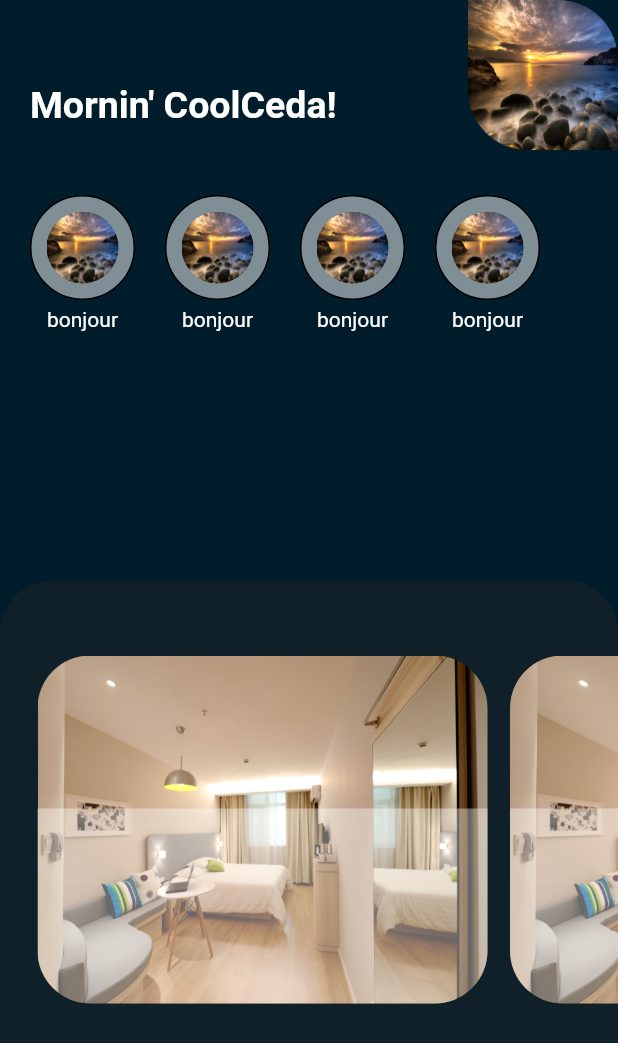
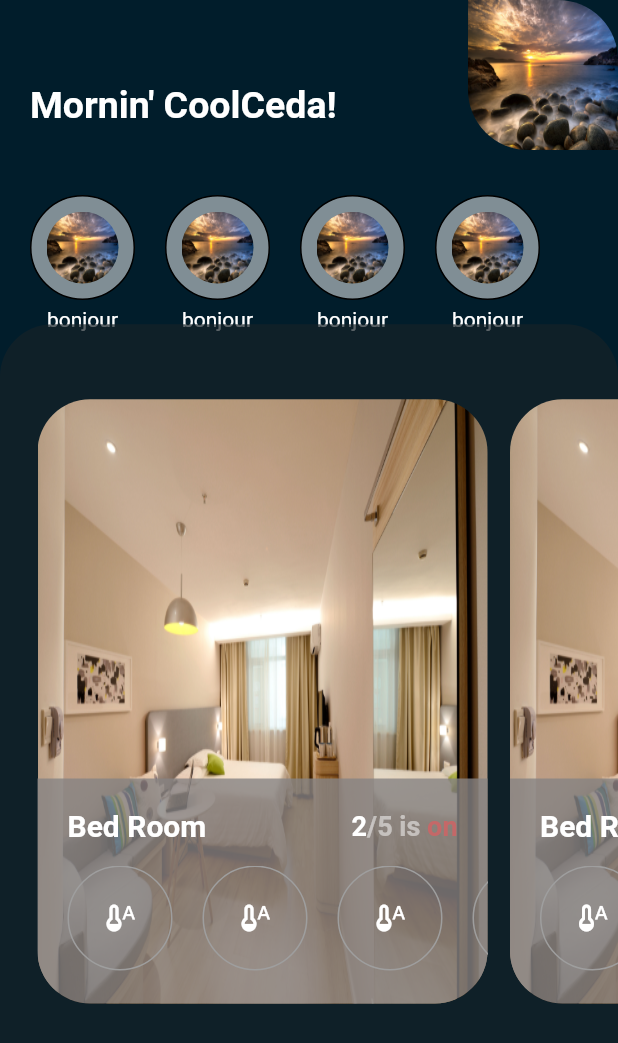
Before and after one commit to kananeced/electonic-device, a Flutter app: the screen it shows after launch, on a phone screen of 412 x 824 dp. Shown: the top 1043 px of the screen. Run offline on Flutter 3.47's test engine with Material 2 defaults, Android fonts, the phone set to English and light mode, and no system bars.

Commit message:
mise a jour page home

```diff
--- a/lib/Sreens/home/home.dart
+++ b/lib/Sreens/home/home.dart
@@ -1,5 +1,3 @@
-import 'dart:developer';
-
 import 'package:flutter/material.dart';
 import 'package:hi_smart_home/Sreens/widget/Devices.dart';
 import 'package:hi_smart_home/Sreens/widget/utility.dart';
@@ -15,6 +13,196 @@ class Home extends StatefulWidget {
 class _HomeState extends State<Home> {
   Map<int, bool> isSelecteditem = {};
   bool isSelected = false;
+
+  @override
+  Widget build(BuildContext context) {
+    List<Equipement> equipement = [
+      Equipement(icon: Icons.thermostat_auto),
+      Equipement(icon: Icons.thermostat_auto),
+      Equipement(icon: Icons.thermostat_auto),
+      Equipement(icon: Icons.thermostat_auto),
+    ];
+    return Scaffold(
+      body: Column(
+        children: [
+          const Expanded(child: ListItem()),
+          Container(
+            width: MediaQuery.of(context).size.width,
+            height: MediaQuery.of(context).size.height / 1.8,
+            decoration: BoxDecoration(
+              borderRadius: const BorderRadius.only(
+                topLeft: Radius.circular(35),
+                topRight: Radius.circular(35),
+              ),
+              color: const Color.fromARGB(255, 21, 33, 39).withOpacity(0.7),
+            ),
+            child: SingleChildScrollView(
+              scrollDirection: Axis.horizontal,
+              child: Padding(
+                padding: const EdgeInsets.only(top: 50, left: 25, bottom: 5),
+                child: Row(
+                  children: List.generate(
+                      5,
+                      (index) =>
+                          Stack(alignment: Alignment.bottomCenter, children: [
+                            Container(
+                              margin: const EdgeInsets.only(
+                                right: 15,
+                              ),
+                              width: 300,
+                              decoration: BoxDecoration(
+                                image: const DecorationImage(
+                                    image:
+                                        AssetImage('assets/logo/pallais.jpg'),
+                                    fit: BoxFit.fill),
+                                borderRadius: BorderRadius.circular(35),
+                              ),
+                            ),
+                            Container(
+                              margin: const EdgeInsets.only(
+                                right: 15,
+                              ),
+                              height: 150,
+                              width: 300,
+                              decoration: BoxDecoration(
+                                borderRadius: const BorderRadius.only(
+                                  bottomLeft: Radius.circular(35),
+                                  bottomRight: Radius.circular(35),
+                                ),
+                                color: const Color.fromARGB(255, 134, 131, 131)
+                                    .withOpacity(0.8),
+                              ),
+                              child: Column(
+                                children: [
+                                  Padding(
+                                    padding: const EdgeInsets.only(
+                                        top: 20,
+                                        left: 20,
+                                        right: 20,
+                                        bottom: 15),
+                                    child: Row(
+                                      children: [
+                                        const Expanded(
+                                            child: Text(
+                                          'Bed Room',
+                                          style: TextStyle(
+                                            color: Colors.white,
+                                            fontWeight: FontWeight.bold,
+                                            fontSize: 20,
+                                          ),
+                                        )),
+                                        Text.rich(
+                                          TextSpan(
+                                              text: '2',
+                                              style: const TextStyle(
+                                                color: Colors.white,
+                                                fontWeight: FontWeight.bold,
+                                                fontSize: 18,
+                                              ),
+                                              children: [
+                                                TextSpan(
+                                                  text: '/5 is',
+                                                  style: TextStyle(
+                                                    color: Colors.white
+                                                        .withOpacity(0.5),
+                                                    fontSize: 18,
+                                                  ),
+                                                ),
+                                                const TextSpan(
+                                                  text: ' on',
+                                                  style: TextStyle(
+                                                    color: Color.fromARGB(
+                                                        255, 196, 104, 104),
+                                                    fontWeight: FontWeight.bold,
+                                                    fontSize: 18,
+                                                  ),
+                                                )
+                                              ]),
+                                        )
+                                      ],
+                                    ),
+                                  ),
+                                  Expanded(
+                                    child: ListView.builder(
+                                        itemCount: equipement.length,
+                                        scrollDirection: Axis.horizontal,
+                                        itemBuilder: (context, index) {
+                                          return Padding(
+                                            padding: const EdgeInsets.only(
+                                              left: 20,
+                                            ),
+                                            child: Column(
+                                              crossAxisAlignment:
+                                                  CrossAxisAlignment.center,
+                                              children: [
+                                                Padding(
+                                                  padding:
+                                                      const EdgeInsets.only(
+                                                    bottom: 5,
+                                                  ),
+                                                  child: Container(
+                                                    width: 70,
+                                                    height: 70,
+                                                    decoration: BoxDecoration(
+                                                        border: Border.all(
+                                                            color: Colors.grey),
+                                                        shape: BoxShape.circle,
+                                                        color: equipement[index]
+                                                                .selected
+                                                            ? Colors.white
+                                                            : null),
+                                                    child: IconButton(
+                                                      icon: Icon(
+                                                        equipement[index].icon,
+                                                        color: Colors.white,
+                                                      ),
+                                                      onPressed: () {
+                                                        setState(() {
+                                                          equipement[index]
+                                                                  .selected =
+                                                              !equipement[index]
+                                                                  .selected;
+
+                                                          //log(presentDevice[index].selected.toString());
+                                                        });
+                                                      },
+                                                    ),
+                                                  ),
+                                                ),
+                                              ],
+                                            ),
+                                          );
+                                        }),
+                                  ),
+                                ],
+                              ),
+                            )
+                          ])),
+                ),
+              ),
+            ),
+          ),
+          Container(
+            width: MediaQuery.of(context).size.width,
+            height: 150,
+            decoration: BoxDecoration(
+              color: const Color.fromARGB(255, 21, 33, 39).withOpacity(0.7),
+            ),
+          ),
+        ],
+      ),
+    );
+  }
+}
+
+class ListItem extends StatefulWidget {
+  const ListItem({super.key});
+
+  @override
+  State<ListItem> createState() => _ListItemState();
+}
+
+class _ListItemState extends State<ListItem> {
   List<Device> presentDevice = [
     Device(name: 'bonjour', image: 'assets/logo/crepiscule.jpg'),
     Device(name: 'bonjour', image: 'assets/logo/crepiscule.jpg'),
@@ -24,12 +212,7 @@ class _HomeState extends State<Home> {
 
   @override
   Widget build(BuildContext context) {
-    return Scaffold(
-      body: Container(
-        decoration: const BoxDecoration(
-          color: Color.fromARGB(255, 1, 29, 43),
-        ),
-        child: Column(
+    return Column(
       children: [
         Row(
           children: [
@@ -123,89 +306,7 @@ class _HomeState extends State<Home> {
                 );
               }),
         ),
-            Expanded(
-              child: Container(
-                width: MediaQuery.of(context).size.width,
-                decoration: BoxDecoration(
-                  borderRadius: const BorderRadius.only(
-                    topLeft: Radius.circular(35),
-                    topRight: Radius.circular(35),
-                  ),
-                  color: const Color.fromARGB(255, 21, 33, 39).withOpacity(0.7),
-                ),
-                child: SingleChildScrollView(
-                  scrollDirection: Axis.horizontal,
-                  child: Padding(
-                    padding:
-                        const EdgeInsets.only(top: 50, left: 25, bottom: 5),
-                    child: Row(
-                      children: List.generate(
-                          5,
-                          (index) => Stack(
-                                  alignment: Alignment.bottomCenter,
-                                  children: [
-                                    Container(
-                                      margin: const EdgeInsets.only(
-                                        right: 15,
-                                      ),
-                                      width: 300,
-                                      decoration: BoxDecoration(
-                                        image: const DecorationImage(
-                                            image: AssetImage(
-                                                'assets/logo/pallais.jpg'),
-                                            fit: BoxFit.fill),
-                                        borderRadius: BorderRadius.circular(35),
-                                      ),
-                                    ),
-                                    Container(
-                                      margin: const EdgeInsets.only(
-                                        right: 15,
-                                      ),
-                                      height: 130,
-                                      width: 300,
-                                      decoration: BoxDecoration(
-                                        borderRadius: const BorderRadius.only(
-                                          bottomLeft: Radius.circular(35),
-                                          bottomRight: Radius.circular(35),
-                                        ),
-                                        color: Colors.white.withOpacity(0.4),
-                                      ),
-                                    )
-                                  ])),
-                    ),
-                  ),
-                ),
-              ),
-            ),
-            Container(
-              width: MediaQuery.of(context).size.width,
-              height: 150,
-              decoration: BoxDecoration(
-                color: const Color.fromARGB(255, 21, 33, 39).withOpacity(0.7),
-              ),
-            ),
       ],
-        ),
-      ),
     );
   }
 }
-
-// class ListItem extends StatefulWidget {
-//   const ListItem({super.key});
-
-//   @override
-//   State<ListItem> createState() => _ListItemState();
-// }
-
-// class _ListItemState extends State<ListItem> {
-
-//   @override
-//   Widget build(BuildContext context) {
-//     return Row(
-//         children: List.generate(6, (index) {
-//       //isSelected = isSelecteditem[index] ?? false;
-
-//     }));
-//   }
-// }
--- a/lib/Sreens/widget/Devices.dart
+++ b/lib/Sreens/widget/Devices.dart
@@ -1,3 +1,5 @@
+import 'package:flutter/cupertino.dart';
+
 class Device {
   String name;
   String image;
@@ -7,3 +9,9 @@ class Device {
     required this.image,
   });
 }
+
+class Equipement {
+  IconData? icon;
+  bool selected = false;
+  Equipement({required this.icon});
+}
--- a/lib/app/Hi_app.dart
+++ b/lib/app/Hi_app.dart
@@ -16,7 +16,7 @@ class HiSmart extends StatelessWidget {
       title: 'Hi Smart Home',
       theme: ThemeData(
         primaryColor: Colors.blue,
-        //scaffoldBackgroundColor: const Color.fromARGB(255, 45, 97, 139),
+        scaffoldBackgroundColor: const Color.fromARGB(255, 1, 29, 43),
       ),
       home: const Home(),
       routes: {
```
Lines whose indentation alone changed are shown as unchanged.
